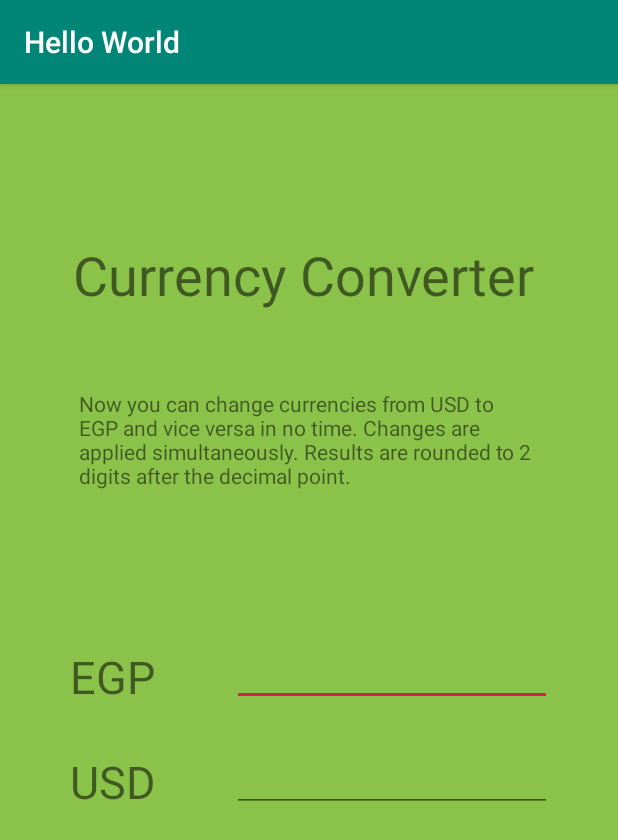
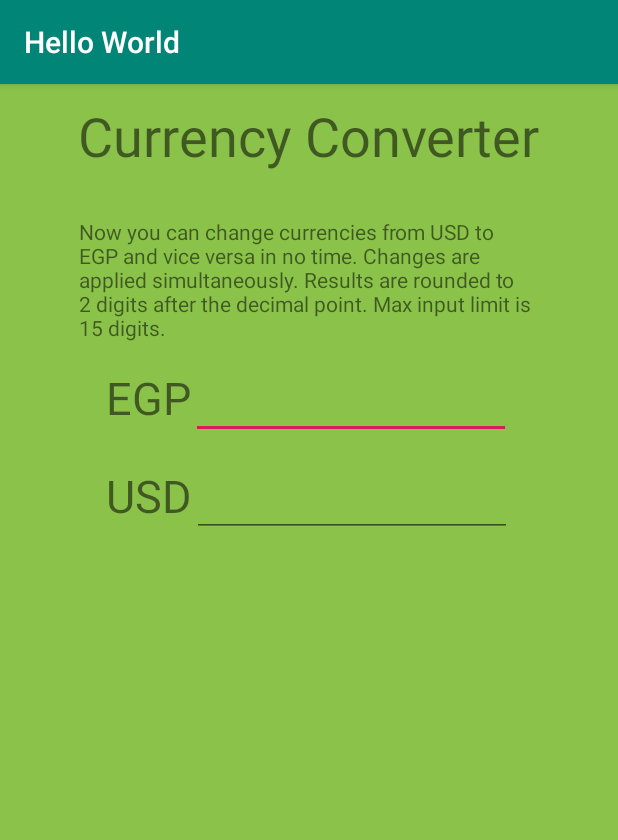
Before and after one commit to abdelazizelsaman/Android-CurrencyConverter, an Android app: the screen it shows after launch (MainActivity), on a phone screen of 412 x 824 dp. Shown: the top 840 px of the screen. Run offline under Robolectric (Android 15) with nearby library versions, the phone set to English and light mode, and no system bars.

Commit message:
added limitations for user input

```diff
--- a/app/src/main/java/com/example/helloworld/MainActivity.java
+++ b/app/src/main/java/com/example/helloworld/MainActivity.java
@@ -19,8 +19,23 @@ public class MainActivity extends AppCompatActivity {
     TextWatcher usd, egp;
 
     public String change(String currency, String value) {
+
+        String returnValue = null;
+
         if (value.length()==0){
             return "";
+        }
+
+        if(value.length() == 13){
+
+            Context context = getApplicationContext();
+
+            CharSequence text2 = "Max limit reached!";
+
+            int duration = Toast.LENGTH_SHORT;
+
+            Toast toast = Toast.makeText(context, text2, duration);
+            toast.show();
         }
 
         if (value.startsWith(".")){
@@ -30,12 +45,16 @@ public class MainActivity extends AppCompatActivity {
         switch (currency) {
             case "USD": {
                 //return String.valueOf(Double.parseDouble(value) * 17);
-                return String.format("%.2f",Double.parseDouble(value) * 17);
+
+                return String.format("%.2f", Double.parseDouble(value) * 16.2);
+
             }
 
             case "EGP": {
                 //return String.valueOf(Double.parseDouble(value) / 17);
-                return String.format("%.2f", Double.parseDouble(value)/17);
+
+                return String.format("%.2f", Double.parseDouble(value)/16.2);
+
             }
         }
 
@@ -63,7 +82,11 @@ public class MainActivity extends AppCompatActivity {
 
             @Override
             public void afterTextChanged(Editable s) {
-                egpInput.setText(change("USD",usdInput.getText().toString()));
+                String m = change("USD",usdInput.getText().toString());
+                if(m.endsWith(".")){
+                    m = m.substring(0, m.length()-1);
+                }
+                egpInput.setText(m);
             }
         };
 
@@ -80,7 +103,11 @@ public class MainActivity extends AppCompatActivity {
 
              @Override
              public void afterTextChanged(Editable s) {
-                 usdInput.setText(change("EGP", egpInput.getText().toString()));
+                 String l = change("EGP", egpInput.getText().toString());
+                 if(l.endsWith(".")){
+                     l = l.substring(0,l.length()-1);
+                 }
+                 usdInput.setText(l);
              }
          };
 
@@ -109,10 +136,12 @@ public class MainActivity extends AppCompatActivity {
         egpInput.setOnFocusChangeListener(mFocusChangeListener);
 
         Context context = getApplicationContext();
-        CharSequence text = "Loaded successfully";
+        CharSequence text1 = "Loaded successfully";
+        CharSequence text2 = "Max limit reached !";
+
         int duration = Toast.LENGTH_SHORT;
 
-        Toast toast = Toast.makeText(context, text, duration);
+        Toast toast = Toast.makeText(context, text1, duration);
         toast.show();
 
     }
--- a/app/src/main/res/layout/activity_main.xml
+++ b/app/src/main/res/layout/activity_main.xml
@@ -7,17 +7,52 @@
     android:background="#8BC34A"
     tools:context=".MainActivity">
 
+    <LinearLayout
+        android:layout_width="match_parent"
+        android:layout_height="match_parent"
+        android:orientation="vertical">
+
+
+        <TextView
+            android:id="@+id/logo"
+            android:layout_width="wrap_content"
+            android:layout_height="wrap_content"
+            android:layout_gravity="center_horizontal"
+            android:layout_weight="0"
+            android:text="@string/logo"
+            android:textSize="36sp"
+            android:layout_marginTop="10sp"/>
+
         <TextView
             android:id="@+id/desc"
             android:layout_width="306dp"
-        android:layout_height="116dp"
+            android:layout_height="90dp"
+            android:layout_marginTop="30dp"
+            android:layout_gravity="center_horizontal"
             android:text="@string/desc"
-        app:layout_constraintBottom_toBottomOf="parent"
-        app:layout_constraintEnd_toEndOf="parent"
-        app:layout_constraintHorizontal_bias="0.495"
-        app:layout_constraintStart_toStartOf="parent"
-        app:layout_constraintTop_toTopOf="parent"
-        app:layout_constraintVertical_bias="0.312" />
+            android:layout_weight="0"
+            />
+
+        <LinearLayout
+            android:layout_width="wrap_content"
+            android:layout_height="wrap_content"
+            android:layout_margin="10dp"
+            android:orientation="vertical"
+            android:layout_gravity="center_horizontal">
+
+            <LinearLayout
+                android:layout_width="match_parent"
+                android:layout_height="0dp"
+                android:layout_weight="4"
+                android:orientation="horizontal"
+                android:layout_gravity="center_horizontal">
+
+                <TextView
+                    android:id="@+id/egpLabel"
+                    android:layout_width="wrap_content"
+                    android:layout_height="wrap_content"
+                    android:text="@string/egp"
+                    android:textSize="30sp" />
 
                 <EditText
                     android:id="@+id/egpValue"
@@ -25,25 +60,32 @@
                     android:layout_height="wrap_content"
                     android:ems="10"
                     android:inputType="numberDecimal"
-        app:layout_constraintBottom_toTopOf="@+id/usdValue"
-        app:layout_constraintEnd_toEndOf="parent"
-        app:layout_constraintHorizontal_bias="0.777"
-        app:layout_constraintStart_toStartOf="parent"
-        app:layout_constraintTop_toBottomOf="@+id/desc"
-        app:layout_constraintVertical_bias="0.661" />
+                    android:maxLength="15"/>
+
+
+            </LinearLayout>
+        </LinearLayout>
+
+        <LinearLayout
+            android:layout_width="wrap_content"
+            android:layout_height="wrap_content"
+            android:layout_margin="10dp"
+            android:orientation="vertical"
+            android:layout_gravity="center_horizontal">
+
+            <LinearLayout
+                android:layout_width="wrap_content"
+                android:layout_height="0dp"
+                android:layout_weight="4"
+                android:orientation="horizontal"
+                >
 
                 <TextView
                     android:id="@+id/usdLabel"
-        android:layout_width="80dp"
-        android:layout_height="42dp"
+                    android:layout_width="wrap_content"
+                    android:layout_height="wrap_content"
                     android:text="@string/usd"
-        android:textSize="30sp"
-        app:layout_constraintBottom_toBottomOf="parent"
-        app:layout_constraintEnd_toStartOf="@+id/usdValue"
-        app:layout_constraintHorizontal_bias="0.621"
-        app:layout_constraintStart_toStartOf="parent"
-        app:layout_constraintTop_toBottomOf="@+id/egpLabel"
-        app:layout_constraintVertical_bias="0.091" />
+                    android:textSize="30sp" />
 
                 <EditText
                     android:id="@+id/usdValue"
@@ -51,39 +93,11 @@
                     android:layout_height="wrap_content"
                     android:ems="10"
                     android:inputType="numberDecimal"
-        app:layout_constraintBottom_toBottomOf="parent"
-        app:layout_constraintEnd_toEndOf="parent"
-        app:layout_constraintHorizontal_bias="0.777"
-        app:layout_constraintStart_toStartOf="parent"
-        app:layout_constraintTop_toTopOf="parent"
-        app:layout_constraintVertical_bias="0.609" />
+                    android:maxLength="13"/>
+            </LinearLayout>
+        </LinearLayout>
 
-    <TextView
-        android:id="@+id/egpLabel"
-        android:layout_width="80dp"
-        android:layout_height="42dp"
-        android:layout_marginTop="44dp"
-        android:layout_marginBottom="23dp"
-        android:text="@string/egp"
-        android:textSize="30sp"
-        app:layout_constraintBottom_toTopOf="@+id/usdValue"
-        app:layout_constraintEnd_toStartOf="@+id/egpValue"
-        app:layout_constraintHorizontal_bias="0.621"
-        app:layout_constraintStart_toStartOf="parent"
-        app:layout_constraintTop_toBottomOf="@+id/desc"
-        app:layout_constraintVertical_bias="1.0" />
+    </LinearLayout>
 
-    <TextView
-        android:id="@+id/logo"
-        android:layout_width="wrap_content"
-        android:layout_height="wrap_content"
-        android:text="@string/logo"
-        android:textSize="36sp"
-        app:layout_constraintBottom_toTopOf="@+id/desc"
-        app:layout_constraintEnd_toEndOf="parent"
-        app:layout_constraintHorizontal_bias="0.47"
-        app:layout_constraintStart_toStartOf="parent"
-        app:layout_constraintTop_toTopOf="parent"
-        app:layout_constraintVertical_bias="0.665" />
 
 </androidx.constraintlayout.widget.ConstraintLayout>
--- a/app/src/main/res/values/strings.xml
+++ b/app/src/main/res/values/strings.xml
@@ -1,7 +1,7 @@
 <resources>
     <string name="app_name">Hello World</string>
     <string name="logo">Currency Converter</string>
-    <string name="desc">"Now you can change currencies from USD to EGP and vice versa in no time. Changes are applied simultaneously. Results are rounded to 2 digits after the decimal point."</string>
+    <string name="desc">"Now you can change currencies from USD to EGP and vice versa in no time. Changes are applied simultaneously. Results are rounded to 2 digits after the decimal point. Max input limit is 15 digits."</string>
     <string name="egp">EGP</string>
     <string name="usd">USD</string>
 </resources>
```
Lines whose indentation alone changed are shown as unchanged.
